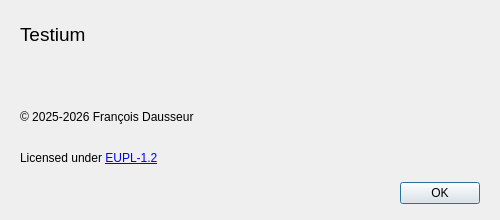
Qt form src/testium/main_win/about_win/about_win.ui (testium-HIL/testium) before a commit.
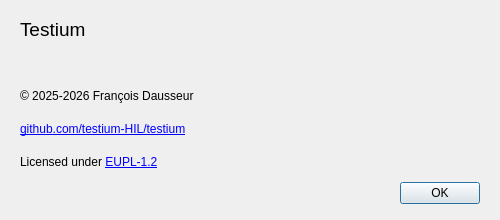
The same form after that commit.

Commit message: gui: repository link in the About dialog

Diff of the .ui file:
```diff
--- a/src/testium/main_win/about_win/about_win.ui
+++ b/src/testium/main_win/about_win/about_win.ui
@@ -58,6 +58,16 @@
      </property>
     </widget>
    </item>
+   <item>
+    <widget class="QLabel" name="labelRepo">
+     <property name="text">
+      <string>&lt;a href=&quot;https://github.com/testium-HIL/testium&quot;&gt;github.com/testium-HIL/testium&lt;/a&gt;</string>
+     </property>
+     <property name="openExternalLinks">
+      <bool>true</bool>
+     </property>
+    </widget>
+   </item>
    <item>
     <widget class="QLabel" name="labelLicence">
      <property name="text">
```
The commit also changes 1 other file.
